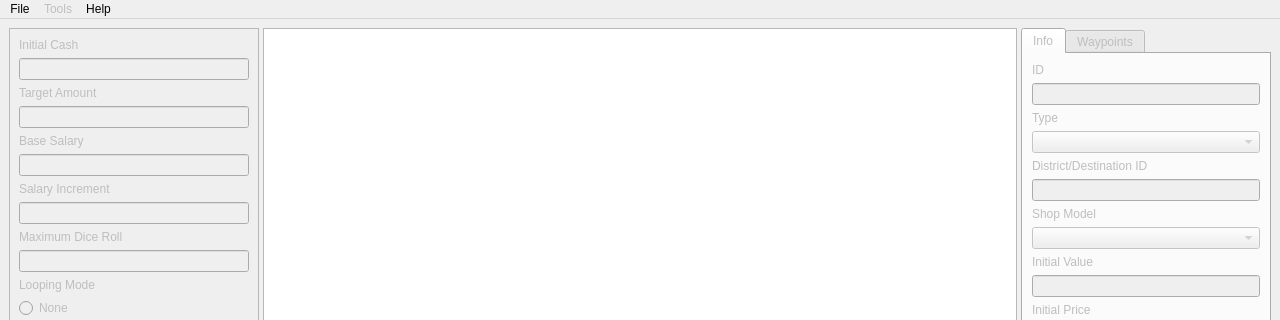
Before: the Qt Designer form mainwindow.ui in FortuneStreetModding/fortune-avenue-qt, drawn with Qt 5; both pictures show x 0 to 1280 and y 0 to 320 of the 1280 by 720 pixel window.
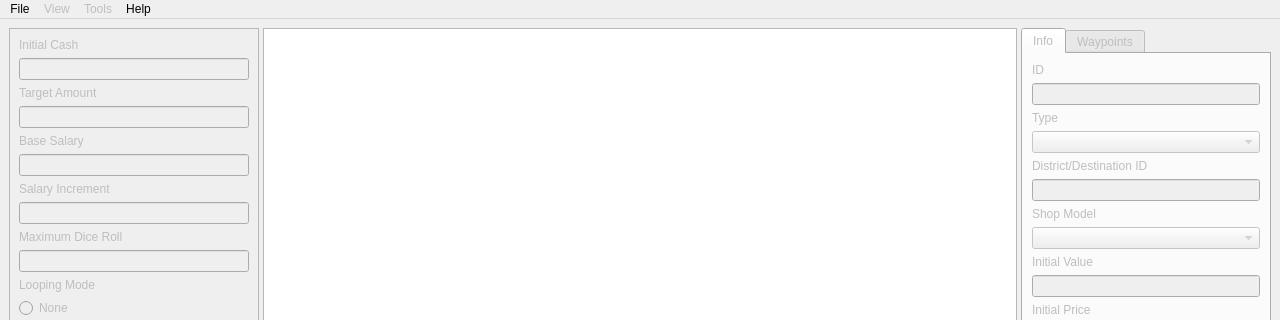
After: the same form once the commit is applied.

Commit message: implement zoom

The edit to the form file:
```diff
--- a/mainwindow.ui
+++ b/mainwindow.ui
@@ -535,7 +535,18 @@
     </property>
     <addaction name="actionFortune_Avenue_Help"/>
    </widget>
+   <widget class="QMenu" name="menuView">
+    <property name="enabled">
+     <bool>false</bool>
+    </property>
+    <property name="title">
+     <string>View</string>
+    </property>
+    <addaction name="actionZoom_In"/>
+    <addaction name="actionZoom_Out"/>
+   </widget>
    <addaction name="menuFile"/>
+   <addaction name="menuView"/>
    <addaction name="menuTools"/>
    <addaction name="menuHelp"/>
   </widget>
```
Left out of the diff: 16 changed lines with no effect on the pictures. The commit also changes 2 other files.
